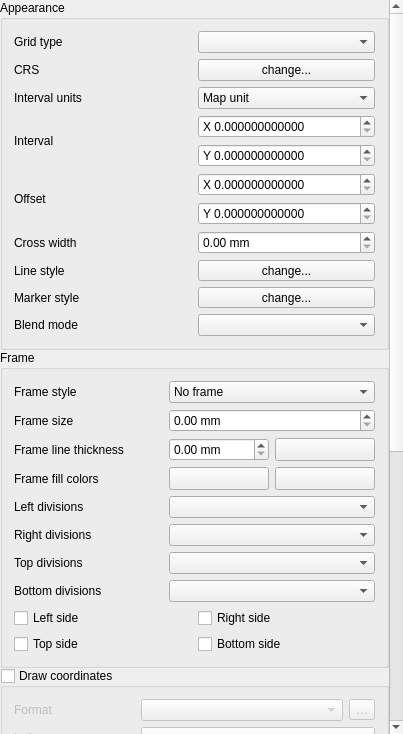
Above: src/ui/layout/qgslayoutmapgridwidgetbase.ui from qgis/QGIS before the change. Below: the same form after it.
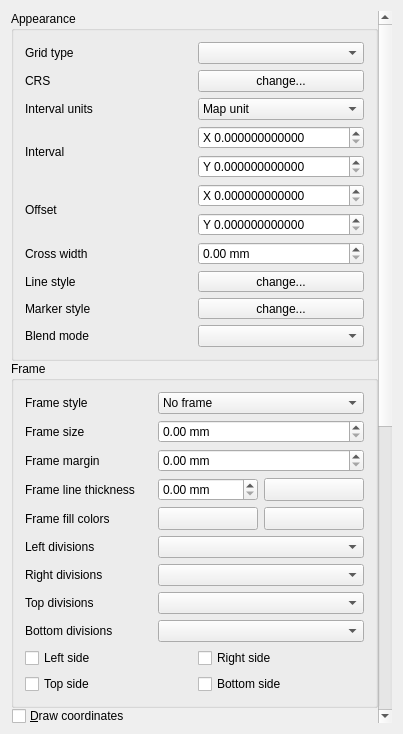
That is the form after the change. Icons and pictures are not drawn. Custom widgets are drawn as their Qt base class.

Commit message: [FEATURE] [needs-docs] Add the grid frame MARGIN In the "Print Layout" map grid

The edit to the form file:
```diff
--- a/src/ui/layout/qgslayoutmapgridwidgetbase.ui
+++ b/src/ui/layout/qgslayoutmapgridwidgetbase.ui
@@ -19,22 +19,7 @@
   <property name="windowTitle">
    <string>Map Options</string>
   </property>
-  <layout class="QVBoxLayout" name="verticalLayout_2">
-   <property name="spacing">
-    <number>0</number>
-   </property>
-   <property name="leftMargin">
-    <number>0</number>
-   </property>
-   <property name="topMargin">
-    <number>0</number>
-   </property>
-   <property name="rightMargin">
-    <number>0</number>
-   </property>
-   <property name="bottomMargin">
-    <number>0</number>
-   </property>
+  <layout class="QVBoxLayout" name="verticalLayout">
    <item>
     <widget class="QgsScrollArea" name="scrollArea">
      <property name="frameShape">
@@ -48,8 +33,8 @@
        <rect>
         <x>0</x>
         <y>0</y>
-        <width>389</width>
-        <height>1417</height>
+        <width>371</width>
+        <height>1590</height>
        </rect>
       </property>
       <property name="sizePolicy">
@@ -330,14 +315,14 @@
             </property>
            </widget>
           </item>
-          <item row="2" column="0">
+          <item row="3" column="0">
            <widget class="QLabel" name="mFramePenLabel">
             <property name="text">
              <string>Frame line thickness</string>
             </property>
            </widget>
           </item>
-          <item row="2" column="1">
+          <item row="3" column="1">
            <widget class="QgsDoubleSpinBox" name="mGridFramePenSizeSpinBox">
             <property name="suffix">
              <string> mm</string>
@@ -347,7 +332,7 @@
             </property>
            </widget>
           </item>
-          <item row="2" column="2">
+          <item row="3" column="2">
            <widget class="QgsColorButton" name="mGridFramePenColorButton">
             <property name="minimumSize">
              <size>
@@ -366,14 +351,14 @@
             </property>
            </widget>
           </item>
-          <item row="3" column="0">
+          <item row="4" column="0">
            <widget class="QLabel" name="mFrameFillLabel">
             <property name="text">
              <string>Frame fill colors</string>
             </property>
            </widget>
           </item>
-          <item row="3" column="1">
+          <item row="4" column="1">
            <widget class="QgsColorButton" name="mGridFrameFill1ColorButton">
             <property name="minimumSize">
              <size>
@@ -392,7 +377,7 @@
             </property>
            </widget>
           </item>
-          <item row="3" column="2">
+          <item row="4" column="2">
            <widget class="QgsColorButton" name="mGridFrameFill2ColorButton">
             <property name="minimumSize">
              <size>
@@ -411,7 +396,7 @@
             </property>
            </widget>
           </item>
-          <item row="8" column="0" colspan="3">
+          <item row="9" column="0" colspan="3">
            <layout class="QGridLayout" name="gridLayout_4">
             <item row="0" column="0">
              <widget class="QCheckBox" name="mCheckGridLeftSide">
@@ -487,46 +472,63 @@
             </property>
            </widget>
           </item>
-          <item row="5" column="0">
+          <item row="6" column="0">
            <widget class="QLabel" name="mRightDivisionsLabel">
             <property name="text">
              <string>Right divisions</string>
             </property>
            </widget>
           </item>
-          <item row="4" column="0">
+          <item row="5" column="0">
            <widget class="QLabel" name="mLeftDivisionsLabel">
             <property name="text">
              <string>Left divisions</string>
             </property>
            </widget>
           </item>
-          <item row="6" column="0">
+          <item row="7" column="0">
            <widget class="QLabel" name="mTopDivisionsLabel">
             <property name="text">
              <string>Top divisions</string>
             </property>
            </widget>
           </item>
-          <item row="7" column="0">
+          <item row="8" column="0">
            <widget class="QLabel" name="mBottomDivisionsLabel">
             <property name="text">
              <string>Bottom divisions</string>
             </property>
            </widget>
           </item>
-          <item row="4" column="1" colspan="2">
-           <widget class="QComboBox" name="mFrameDivisionsLeftComboBox"/>
-          </item>
           <item row="5" column="1" colspan="2">
-           <widget class="QComboBox" name="mFrameDivisionsRightComboBox"/>
+           <widget class="QComboBox" name="mFrameDivisionsLeftComboBox"/>
           </item>
           <item row="6" column="1" colspan="2">
-           <widget class="QComboBox" name="mFrameDivisionsTopComboBox"/>
+           <widget class="QComboBox" name="mFrameDivisionsRightComboBox"/>
           </item>
           <item row="7" column="1" colspan="2">
+           <widget class="QComboBox" name="mFrameDivisionsTopComboBox"/>
+          </item>
+          <item row="8" column="1" colspan="2">
            <widget class="QComboBox" name="mFrameDivisionsBottomComboBox"/>
           </item>
+          <item row="2" column="0">
+           <widget class="QLabel" name="mFrameMarginLabel">
+            <property name="text">
+             <string>Frame margin</string>
+            </property>
+           </widget>
+          </item>
+          <item row="2" column="1" colspan="2">
+           <widget class="QgsDoubleSpinBox" name="mGridFrameMarginSpinBox">
+            <property name="suffix">
+             <string> mm</string>
+            </property>
+            <property name="showClearButton" stdset="0">
+             <bool>false</bool>
+            </property>
+           </widget>
+          </item>
          </layout>
         </widget>
        </item>
@@ -536,7 +538,7 @@
           <bool>true</bool>
          </property>
          <property name="title">
-          <string>Draw coordinates</string>
+          <string>&amp;Draw coordinates</string>
          </property>
          <property name="checkable">
           <bool>true</bool>
```
Left out of the diff: 1 changed line with no effect on the pictures. The commit also changes 5 other files.
